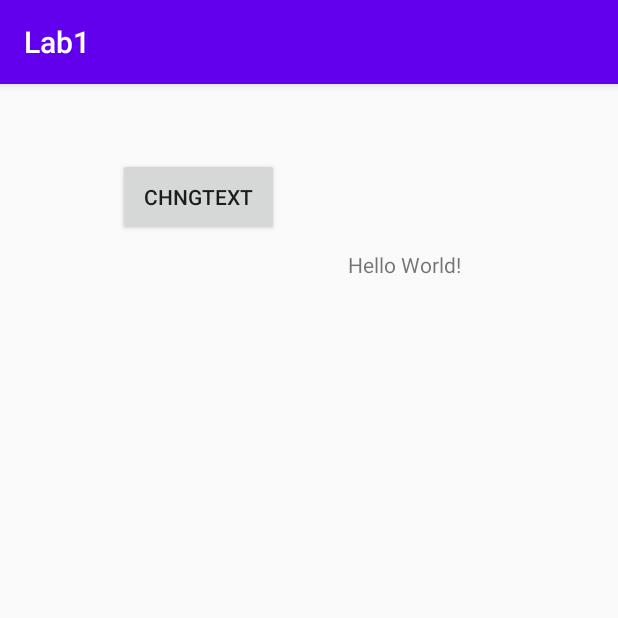
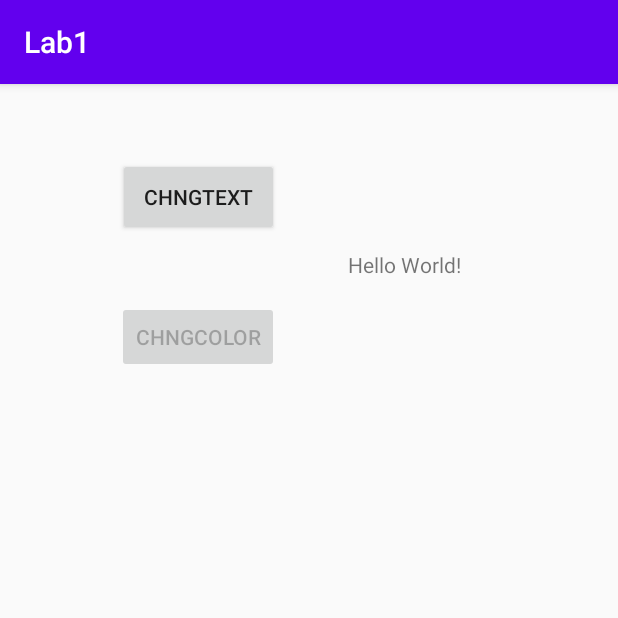
Before and after one commit to aolas/Lab1, an Android app: the screen it shows after launch (MainActivity), on a phone screen of 412 x 824 dp, the top half of it. Run offline under Robolectric (Android 15) with nearby library versions, the phone set to English and light mode, and no system bars.

Commit message:
2 buttons

```diff
--- a/app/src/main/res/layout/activity_main.xml
+++ b/app/src/main/res/layout/activity_main.xml
@@ -31,6 +31,19 @@
         app:layout_constraintTop_toTopOf="parent"
         app:layout_constraintVertical_bias="0.069" />
 
+    <Button
+        android:id="@+id/button2"
+        android:layout_width="wrap_content"
+        android:layout_height="wrap_content"
+        android:enabled="false"
+        android:onClick="onClickColorChng"
+        android:text="ChngColor"
+        app:layout_constraintBottom_toBottomOf="parent"
+        app:layout_constraintEnd_toStartOf="@+id/textToModify"
+        app:layout_constraintHorizontal_bias="0.629"
+        app:layout_constraintStart_toStartOf="parent"
+        app:layout_constraintTop_toBottomOf="@+id/btnChangeText"
+        app:layout_constraintVertical_bias="0.07" />
 
 
 </androidx.constraintlayout.widget.ConstraintLayout>
```
